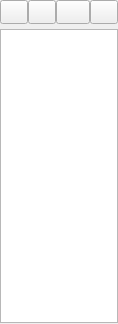
Before: the Qt Designer form list.ui in HappySeaFox/tht, drawn with Qt 5.
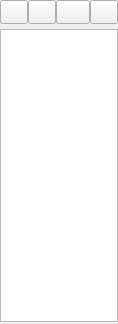
After: the same form once the commit is applied. Icons and pictures are not drawn. Custom widgets are drawn as their Qt base class.

Commit message: Set MTE spacing to 2 pixels

What changed in the file:
```diff
--- a/list.ui
+++ b/list.ui
@@ -237,7 +237,7 @@
      <property name="sizeHint" stdset="0">
       <size>
        <width>20</width>
-       <height>1</height>
+       <height>2</height>
       </size>
      </property>
     </spacer>
```
